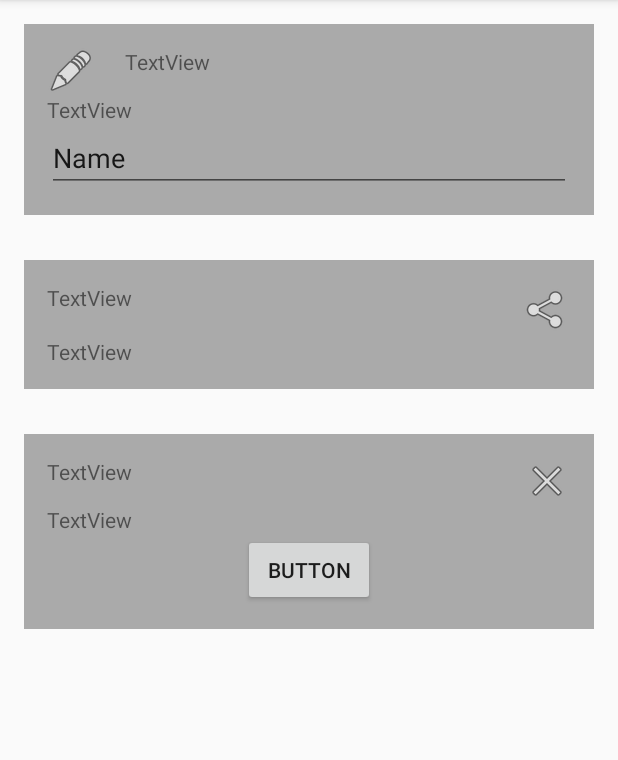
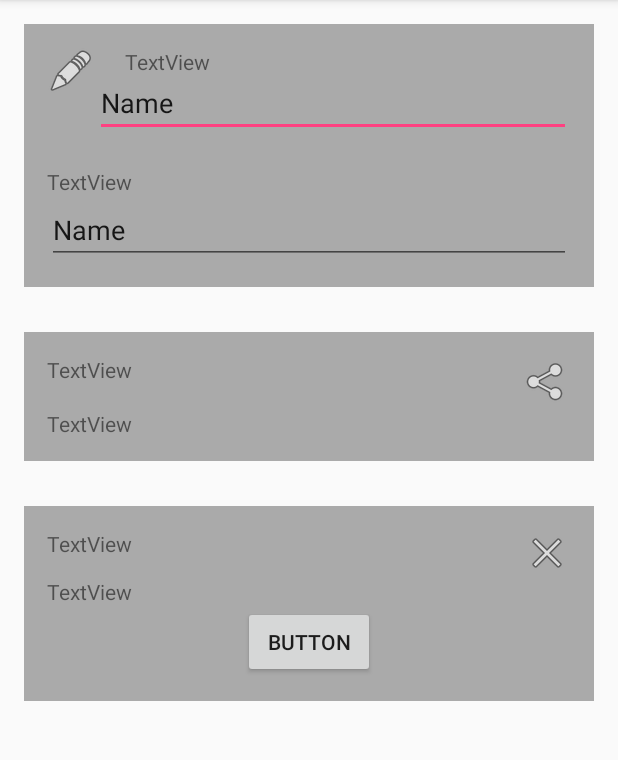
Before and after one commit to iglin/Lab1-UI, an Android app: the screen it shows after launch (MainActivity), on a phone screen of 412 x 824 dp, the part 84-844 px from its top. Run offline under Robolectric (Android 15) with nearby library versions, the phone set to English and light mode, and no system bars.

Commit message:
scrollable view and top input fix

```diff
--- a/app/src/main/res/layout/content_main.xml
+++ b/app/src/main/res/layout/content_main.xml
@@ -12,10 +12,14 @@
     tools:context="com.example.alexander.lab1_ui.MainActivity"
     tools:showIn="@layout/app_bar_main">
 
+    <ScrollView
+        android:layout_width="match_parent"
+        android:layout_height="match_parent">
+
         <LinearLayout
             android:orientation="vertical"
             android:layout_width="match_parent"
-        android:layout_height="match_parent"
+            android:layout_height="wrap_content"
             android:layout_alignParentTop="true"
             android:layout_alignParentLeft="true"
             android:layout_alignParentStart="true">
@@ -30,7 +34,7 @@
                 <LinearLayout
                     android:orientation="horizontal"
                     android:layout_width="match_parent"
-                android:layout_height="match_parent">
+                    android:layout_height="60dp">
 
                     <ImageView
                         android:layout_width="wrap_content"
@@ -66,7 +70,8 @@
                     android:text="TextView"
                     android:layout_width="match_parent"
                     android:layout_height="wrap_content"
-                android:id="@+id/textView2" />
+                    android:id="@+id/textView2"
+                    android:paddingTop="20dp" />
 
                 <EditText
                     android:layout_width="match_parent"
@@ -170,4 +175,6 @@
 
             </LinearLayout>
         </LinearLayout>
+    </ScrollView>
+
 </RelativeLayout>
```
Also changed, not shown: app/src/main/java/com/example/alexander/lab1_ui/MainActivity.java (+0 -9 lines). Lines whose indentation alone changed are shown as unchanged.
